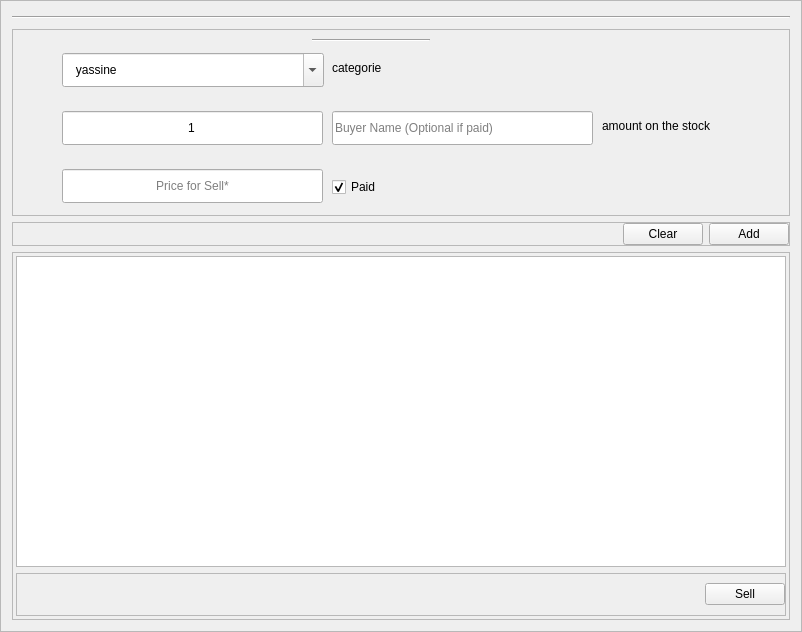
YassineBaghdadi/PARA-ELECTRO, file src/ui/sell.ui: the form before one commit.
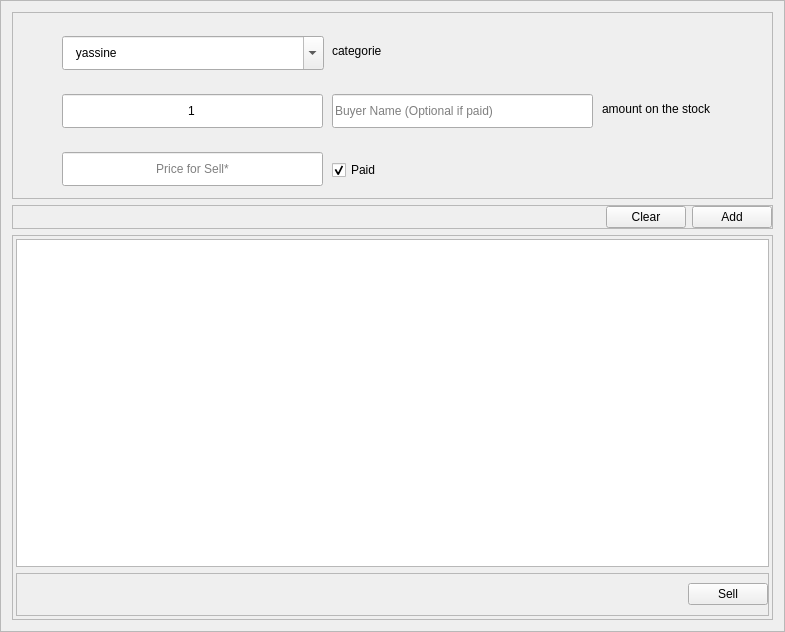
The form after the commit.

Diff of the .ui file:
```diff
--- a/src/ui/sell.ui
+++ b/src/ui/sell.ui
@@ -6,7 +6,7 @@
    <rect>
     <x>0</x>
     <y>0</y>
-    <width>802</width>
+    <width>785</width>
     <height>632</height>
    </rect>
   </property>
@@ -31,19 +31,6 @@
      <property name="topMargin">
       <number>0</number>
      </property>
-     <item>
-      <widget class="Line" name="line_2">
-       <property name="minimumSize">
-        <size>
-         <width>0</width>
-         <height>11</height>
-        </size>
-       </property>
-       <property name="orientation">
-        <enum>Qt::Horizontal</enum>
-       </property>
-      </widget>
-     </item>
      <item>
       <widget class="QFrame" name="frame">
        <property name="minimumSize">
@@ -160,19 +147,6 @@
          <bool>false</bool>
         </property>
        </widget>
-       <widget class="Line" name="line">
-        <property name="geometry">
-         <rect>
-          <x>300</x>
-          <y>10</y>
-          <width>118</width>
-          <height>3</height>
-         </rect>
-        </property>
-        <property name="orientation">
-         <enum>Qt::Horizontal</enum>
-        </property>
-       </widget>
        <widget class="QComboBox" name="product_name">
         <property name="geometry">
          <rect>
```
Left out of the diff: 2 changed lines with no effect on the pictures.
